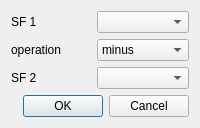
Qt form qCC/ui_templates/sfArithmeticsDlg.ui (CloudCompare/CloudCompare) before a commit.
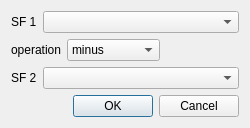
The same form after that commit.

Commit message: New SF Arithmetics operator: INT (integer part)

Diff of the .ui file:
```diff
--- a/qCC/ui_templates/sfArithmeticsDlg.ui
+++ b/qCC/ui_templates/sfArithmeticsDlg.ui
@@ -6,7 +6,7 @@
    <rect>
     <x>0</x>
     <y>0</y>
-    <width>200</width>
+    <width>250</width>
     <height>128</height>
    </rect>
   </property>
@@ -42,7 +42,14 @@
       </widget>
      </item>
      <item>
-      <widget class="QComboBox" name="sf1ComboBox"/>
+      <widget class="QComboBox" name="sf1ComboBox">
+       <property name="sizePolicy">
+        <sizepolicy hsizetype="Expanding" vsizetype="Fixed">
+         <horstretch>0</horstretch>
+         <verstretch>0</verstretch>
+        </sizepolicy>
+       </property>
+      </widget>
      </item>
     </layout>
    </item>
@@ -63,6 +70,12 @@
      </item>
      <item>
       <widget class="QComboBox" name="operationComboBox">
+       <property name="sizePolicy">
+        <sizepolicy hsizetype="Maximum" vsizetype="Fixed">
+         <horstretch>0</horstretch>
+         <verstretch>0</verstretch>
+        </sizepolicy>
+       </property>
        <property name="currentIndex">
         <number>1</number>
        </property>
@@ -149,8 +162,26 @@
          <string>atan</string>
         </property>
        </item>
+       <item>
+        <property name="text">
+         <string>integer part</string>
+        </property>
+       </item>
       </widget>
      </item>
+     <item>
+      <spacer name="horizontalSpacer">
+       <property name="orientation">
+        <enum>Qt::Horizontal</enum>
+       </property>
+       <property name="sizeHint" stdset="0">
+        <size>
+         <width>40</width>
+         <height>20</height>
+        </size>
+       </property>
+      </spacer>
+     </item>
     </layout>
    </item>
    <item>
@@ -169,7 +200,14 @@
       </widget>
      </item>
      <item>
-      <widget class="QComboBox" name="sf2ComboBox"/>
+      <widget class="QComboBox" name="sf2ComboBox">
+       <property name="sizePolicy">
+        <sizepolicy hsizetype="Expanding" vsizetype="Fixed">
+         <horstretch>0</horstretch>
+         <verstretch>0</verstretch>
+        </sizepolicy>
+       </property>
+      </widget>
      </item>
     </layout>
    </item>
```
The commit also changes 3 other files.
